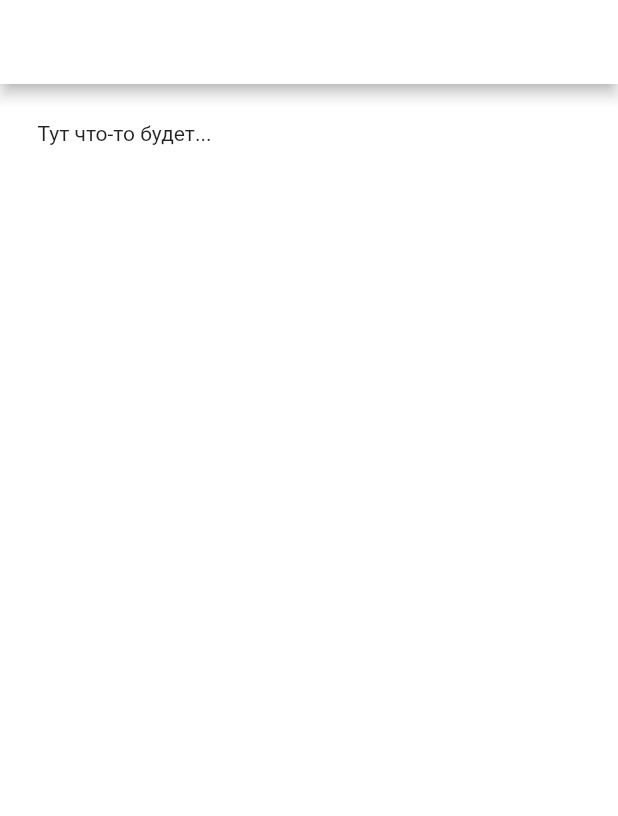
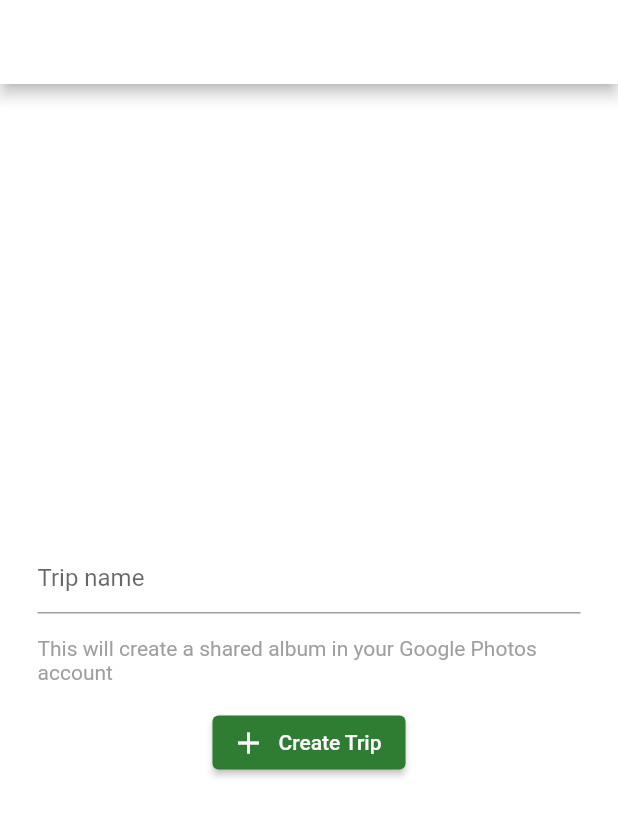
Before and after one commit to saturov/flutter-photo-workshop, a Flutter app: the CreateTripPage screen opened directly, on a phone screen of 412 x 824 dp. Shown: the top 816 px of the screen. Run offline on Flutter 3.47's test engine with Material 2 defaults, Android fonts, the phone set to English and light mode, and no system bars; our stand-ins replace cached_network_image, flutter_svg, fluttertoast, google_sign_in, image_picker; generated files the repository leaves out were written again; project files that could hold a hidden picture were left out.

Commit message:
Добавление UI

```diff
--- a/lib/pages/create_trip_page.dart
+++ b/lib/pages/create_trip_page.dart
@@ -25,7 +25,43 @@ class _CreateTripPageState extends State<CreateTripPage> {
       appBar: AppBar(),
       body: Container(
         padding: const EdgeInsets.all(25),
-        child: Text('Тут что-то будет...')
+        child: _isLoading
+            ? Center(child: const CircularProgressIndicator())
+            : Form(
+          key: _formKey,
+          child: Column(
+            mainAxisAlignment: MainAxisAlignment.center,
+            crossAxisAlignment: CrossAxisAlignment.center,
+            children: <Widget>[
+              TextFormField(
+                controller: tripNameFormController,
+                autocorrect: true,
+                decoration: InputDecoration(
+                  hintText: 'Trip name',
+                ),
+              ),
+              Container(
+                padding: const EdgeInsets.symmetric(
+                  vertical: 15,
+                  horizontal: 0,
+                ),
+                child: const Text(
+                  'This will create a shared album in your Google Photos'
+                      ' account',
+                  style: TextStyle(
+                    color: Colors.grey,
+                  ),
+                ),
+              ),
+              Center(
+                child: PrimaryRaisedButton(
+                  onPressed: () => _createTrip(context),
+                  label: const Text('Create Trip'),
+                ),
+              ),
+            ],
+          ),
+        ),
       ),
     );
   }
```
